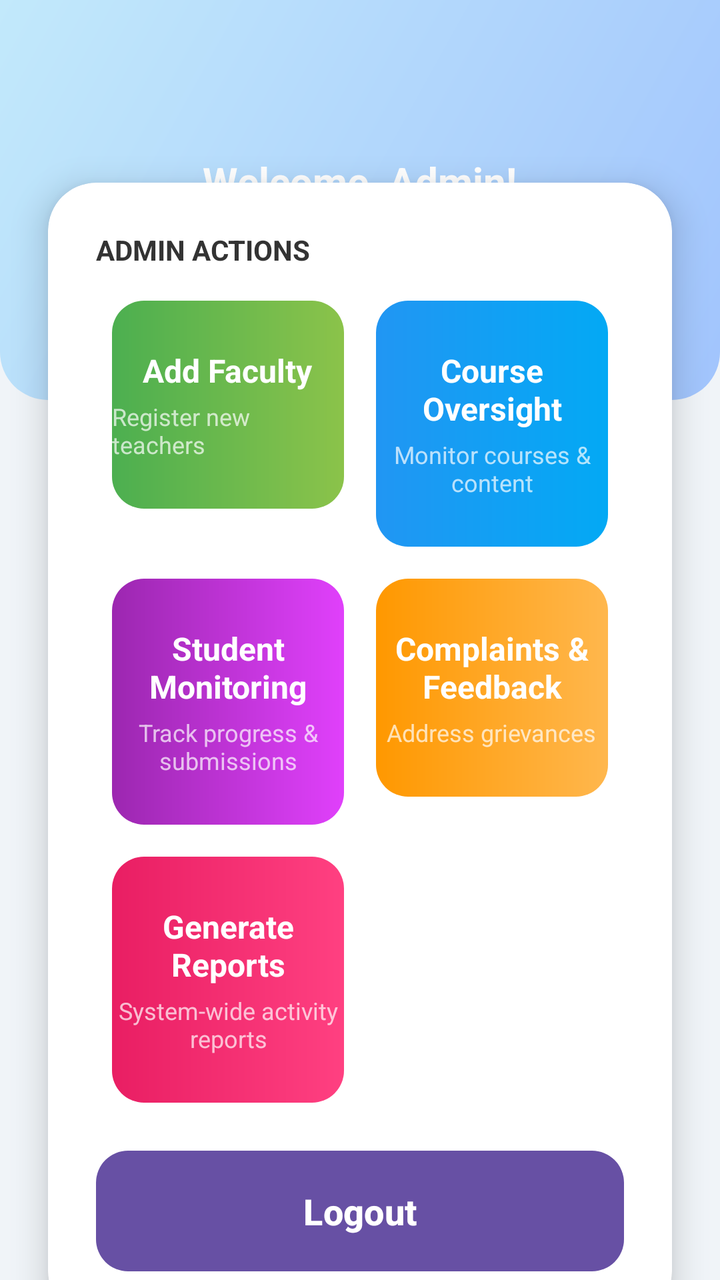
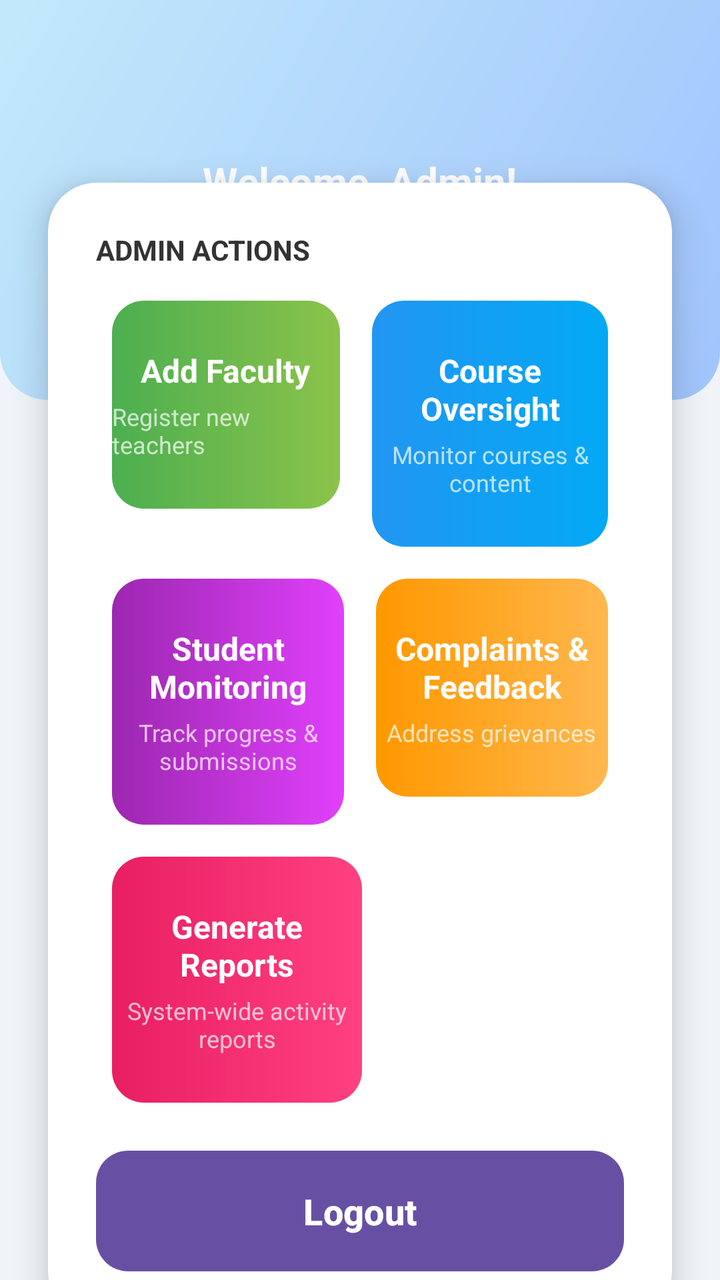

The first picture is an Android layout as it rendered before a commit; the second is the same layout after the commit. The layout source and the unified diff follow.
<!-- AndroidManifest.xml: application theme Theme.E_learning -->
<!-- res/layout/activity_admin_dashboard.xml -->
<?xml version="1.0" encoding="utf-8"?>
<androidx.constraintlayout.widget.ConstraintLayout xmlns:android="http://schemas.android.com/apk/res/android"
    xmlns:app="http://schemas.android.com/apk/res-auto"
    xmlns:tools="http://schemas.android.com/tools"
    android:layout_width="match_parent"
    android:layout_height="match_parent"
    android:background="@color/background_light_grey"
    tools:context=".admin.AdminDashboardActivity">

    
    <LinearLayout
        android:id="@+id/header_layout"
        android:layout_width="match_parent"
        android:layout_height="200dp"
        android:background="@drawable/header_gradient_bg"

        android:gravity="center"

        android:orientation="vertical"

        app:layout_constraintTop_toTopOf="parent">

        <TextView
            android:id="@+id/tv_admin_title"
            android:layout_width="wrap_content"
            android:layout_height="wrap_content"
            android:text="@string/welcome_admin"
            android:textColor="@color/white"
            android:textSize="20sp"
            android:textStyle="bold" />

        <TextView
            android:id="@+id/tv_system_overview"
            android:layout_width="wrap_content"
            android:layout_height="wrap_content"
            android:text="@string/institute_admin_panel"
            android:textColor="@color/white_transparent"
            android:textSize="14sp" />
    </LinearLayout>

    
    <androidx.cardview.widget.CardView
        android:layout_width="0dp"
        android:layout_height="wrap_content"
        android:layout_marginStart="24dp"
        android:layout_marginTop="-80dp"
        android:layout_marginEnd="24dp"
        android:layout_marginBottom="24dp"
        app:cardCornerRadius="24dp"
        app:cardElevation="10dp"

        app:layout_constraintStart_toStartOf="parent"
        app:layout_constraintBottom_toBottomOf="parent"
        app:layout_constraintTop_toBottomOf="@id/header_layout"

        app:layout_constraintEnd_toEndOf="parent"
        app:layout_constraintVertical_bias="0.4">

        <ScrollView
            android:layout_width="match_parent"
            android:layout_height="wrap_content">

            <LinearLayout
                android:layout_width="match_parent"
                android:layout_height="wrap_content"
                android:orientation="vertical"
                android:padding="24dp">

                <TextView
                    android:layout_width="wrap_content"
                    android:layout_height="wrap_content"
                    android:layout_marginBottom="16dp"
                    android:text="@string/admin_actions"
                    android:textColor="@color/text_dark_grey"
                    android:textSize="14sp"
                    android:textStyle="bold" />

                <LinearLayout
                    android:id="@+id/ll_row_1"
                    android:layout_width="match_parent"
                    android:layout_height="wrap_content"
                    android:layout_marginBottom="16dp"
                    android:gravity="center_horizontal"
                    android:orientation="horizontal">

                    <LinearLayout
                        android:id="@+id/ll_add_faculty"
                        style="@style/AdminActionButton"
                        android:background="@drawable/button_colorful_green_bg">

                        <TextView
                            android:layout_width="wrap_content"
                            android:layout_height="wrap_content"
                            android:text="@string/add_faculty"
                            android:textColor="@color/white"
                            android:textSize="16sp"
                            android:textStyle="bold" />

                        <TextView
                            android:layout_width="wrap_content"
                            android:layout_height="wrap_content"
                            android:layout_marginTop="4dp"
                            android:text="@string/register_new_teachers"
                            android:textColor="@color/white_transparent"
                            android:textSize="12sp" />
                    </LinearLayout>

                    <LinearLayout
                        android:id="@+id/ll_course_oversight"
                        style="@style/AdminActionButton"
                        android:background="@drawable/button_colorful_blue_bg">

                        <TextView
                            android:layout_width="wrap_content"
                            android:layout_height="wrap_content"
                            android:text="@string/course_oversight"
                            android:textAlignment="center"
                            android:textColor="@color/white"
                            android:textSize="16sp"
                            android:textStyle="bold" />

                        <TextView
                            android:layout_width="wrap_content"
                            android:layout_height="wrap_content"
                            android:layout_marginTop="4dp"
                            android:text="@string/monitor_courses_content"
                            android:textAlignment="center"
                            android:textColor="@color/white_transparent"
                            android:textSize="12sp" />
                    </LinearLayout>
                </LinearLayout>

                <LinearLayout
                    android:id="@+id/ll_row_2"
                    android:layout_width="match_parent"
                    android:layout_height="wrap_content"
                    android:layout_marginBottom="16dp"
                    android:gravity="center_horizontal"
                    android:orientation="horizontal">

                    <LinearLayout
                        android:id="@+id/ll_student_monitoring"
                        style="@style/AdminActionButton"
                        android:background="@drawable/button_colorful_purple_bg">

                        <TextView
                            android:layout_width="wrap_content"
                            android:layout_height="wrap_content"
                            android:text="@string/student_monitoring"
                            android:textAlignment="center"
                            android:textColor="@color/white"
                            android:textSize="16sp"
                            android:textStyle="bold" />

                        <TextView
                            android:layout_width="wrap_content"
                            android:layout_height="wrap_content"
                            android:layout_marginTop="4dp"
                            android:text="@string/track_progress_submissions"
                            android:textAlignment="center"
                            android:textColor="@color/white_transparent"
                            android:textSize="12sp" />
                    </LinearLayout>

                    <LinearLayout
                        android:id="@+id/ll_complaint_feedback"
                        style="@style/AdminActionButton"
                        android:background="@drawable/button_colorful_orange_bg">

                        <TextView
                            android:layout_width="wrap_content"
                            android:layout_height="wrap_content"
                            android:text="@string/complaints_amp_feedback"
                            android:textAlignment="center"
                            android:textColor="@color/white"
                            android:textSize="16sp"
                            android:textStyle="bold" />

                        <TextView
                            android:layout_width="wrap_content"
                            android:layout_height="wrap_content"
                            android:layout_marginTop="4dp"
                            android:text="@string/address_grievances"
                            android:textAlignment="center"
                            android:textColor="@color/white_transparent"
                            android:textSize="12sp" />
                    </LinearLayout>
                </LinearLayout>

                <LinearLayout
                    android:id="@+id/ll_row_3"
                    android:layout_width="match_parent"
                    android:layout_height="wrap_content"
                    android:layout_marginBottom="24dp"
                    android:gravity="center_horizontal"
                    android:orientation="horizontal">

                    <LinearLayout
                        android:id="@+id/ll_reports"
                        style="@style/AdminActionButton"
                        android:background="@drawable/button_colorful_pink_bg">

                        <TextView
                            android:layout_width="wrap_content"
                            android:layout_height="wrap_content"
                            android:text="@string/generate_reports"
                            android:textAlignment="center"
                            android:textColor="@color/white"
                            android:textSize="16sp"
                            android:textStyle="bold" />

                        <TextView
                            android:layout_width="wrap_content"
                            android:layout_height="wrap_content"
                            android:layout_marginTop="4dp"
                            android:text="@string/system_wide_activity_reports"
                            android:textAlignment="center"
                            android:textColor="@color/white_transparent"
                            android:textSize="12sp" />
                    </LinearLayout>

                    <View
                        android:layout_width="0dp"
                        android:layout_height="match_parent"
                        android:layout_marginHorizontal="8dp"
                        android:layout_weight="1" />
                </LinearLayout>

                <Button
                    android:id="@+id/btn_logout"
                    android:layout_width="match_parent"
                    android:layout_height="wrap_content"
                    android:background="@drawable/logout_button_bg"
                    android:paddingVertical="14dp"
                    android:text="@string/logout"
                    android:textColor="@color/white"
                    android:textSize="18sp"
                    android:textStyle="bold" />
            </LinearLayout>
        </ScrollView>
    </androidx.cardview.widget.CardView>
</androidx.constraintlayout.widget.ConstraintLayout>
<!-- resources referenced by this layout -->
<resources>
  <color name="background_light_grey">#F0F4F8</color>
  <color name="text_dark_grey">#333333</color>
  <color name="white">#FFFFFFFF</color>
  <color name="white_transparent">#B3FFFFFF</color>
  <!-- drawable button_colorful_blue_bg (drawable) -->
  <?xml version="1.0" encoding="utf-8"?>
  <ripple xmlns:android="http://schemas.android.com/apk/res/android"
      android:color="?android:attr/colorControlHighlight">
      <item>
          <shape android:shape="rectangle">
              <gradient
                  android:angle="0"
                  android:endColor="@color/button_blue_end"
                  android:startColor="@color/button_blue_start"
                  android:type="linear" />
              <corners android:radius="16dp" />
          </shape>
      </item>
  </ripple>
  <!-- drawable button_colorful_pink_bg (drawable) -->
  <?xml version="1.0" encoding="utf-8"?>
  <ripple xmlns:android="http://schemas.android.com/apk/res/android"
      android:color="?android:attr/colorControlHighlight">
      <item>
          <shape android:shape="rectangle">
              <gradient
                  android:angle="0"
                  android:endColor="@color/button_pink_end"
                  android:startColor="@color/button_pink_start"
                  android:type="linear" />
              <corners android:radius="16dp" />
          </shape>
      </item>
  </ripple>
  <!-- drawable header_gradient_bg (drawable) -->
  <?xml version="1.0" encoding="utf-8"?>
  <shape xmlns:android="http://schemas.android.com/apk/res/android"
      android:shape="rectangle">
      <corners
          android:bottomLeftRadius="24dp"
          android:bottomRightRadius="24dp" />
      <gradient
          android:angle="135"
          android:endColor="#C2E9FB"
          android:startColor="#A1C4FD"
          android:type="linear" />
  </shape>
  <!-- drawable logout_button_bg (drawable) -->
  <?xml version="1.0" encoding="utf-8"?>
  <shape xmlns:android="http://schemas.android.com/apk/res/android"
      android:shape="rectangle">
      <gradient
          android:angle="0"
          android:endColor="@color/logout_gradient_end"
          android:startColor="@color/logout_gradient_start"
          android:type="linear" />
      <corners android:radius="16dp" />
  </shape>
  <string name="add_faculty">Add Faculty</string>
  <string name="address_grievances">Address grievances</string>
  <string name="admin_actions">ADMIN ACTIONS</string>
  <string name="complaints_amp_feedback">Complaints &amp; Feedback</string>
  <string name="course_oversight">Course Oversight</string>
  <string name="generate_reports">Generate Reports</string>
  <string name="institute_admin_panel">Institute Admin Panel</string>
  <string name="logout">Logout</string>
  <string name="monitor_courses_content">Monitor courses &amp; content</string>
  <string name="register_new_teachers">Register new teachers</string>
  <string name="student_monitoring">Student Monitoring</string>
  <string name="system_wide_activity_reports">System-wide activity reports</string>
  <string name="track_progress_submissions">Track progress &amp; submissions</string>
  <string name="welcome_admin">Welcome, Admin!</string>
  <style name="Theme.E_learning" parent="Base.Theme.E_learning" />
  <color name="button_blue_end">#03A9F4</color>
  <color name="button_blue_start">#2196F3</color>
  <color name="button_green_end">#8BC34A</color>
  <color name="button_green_start">#4CAF50</color>
  <color name="button_orange_end">#FFB74D</color>
  <color name="button_orange_start">#FF9800</color>
  <color name="button_pink_end">#FF4081</color>
  <color name="button_pink_start">#E91E63</color>
  <color name="button_purple_end">#E040FB</color>
  <color name="button_purple_start">#9C27B0</color>
  <color name="logout_gradient_end">#FF8A65</color>
  <color name="logout_gradient_start">#F44336</color>
  <style name="Base.Theme.E_learning" parent="Theme.Material3.DayNight.NoActionBar">
          
          
      </style>
  <!-- unchanged entries left out for length: 4 -->
</resources>

<!-- the commit's change to res/layout/activity_admin_dashboard.xml (unified diff, before → after) -->
@@ -7,17 +7,13 @@
     android:background="@color/background_light_grey"
     tools:context=".admin.AdminDashboardActivity">
 
-    
     <LinearLayout
         android:id="@+id/header_layout"
         android:layout_width="match_parent"
         android:layout_height="200dp"
         android:background="@drawable/header_gradient_bg"
-
         android:gravity="center"
-
         android:orientation="vertical"
-
         app:layout_constraintTop_toTopOf="parent">
 
         <TextView
@@ -38,7 +34,6 @@
             android:textSize="14sp" />
     </LinearLayout>
 
-    
     <androidx.cardview.widget.CardView
         android:layout_width="0dp"
         android:layout_height="wrap_content"
@@ -86,6 +81,7 @@
                     <LinearLayout
                         android:id="@+id/ll_add_faculty"
                         style="@style/AdminActionButton"
+                        android:layout_width="16dp"
                         android:background="@drawable/button_colorful_green_bg">
 
                         <TextView
@@ -108,6 +104,7 @@
                     <LinearLayout
                         android:id="@+id/ll_course_oversight"
                         style="@style/AdminActionButton"
+                        android:layout_width="20dp"
                         android:background="@drawable/button_colorful_blue_bg">
 
                         <TextView
@@ -198,6 +195,7 @@
                     <LinearLayout
                         android:id="@+id/ll_reports"
                         style="@style/AdminActionButton"
+                        android:layout_width="18dp"
                         android:background="@drawable/button_colorful_pink_bg">
 
                         <TextView
